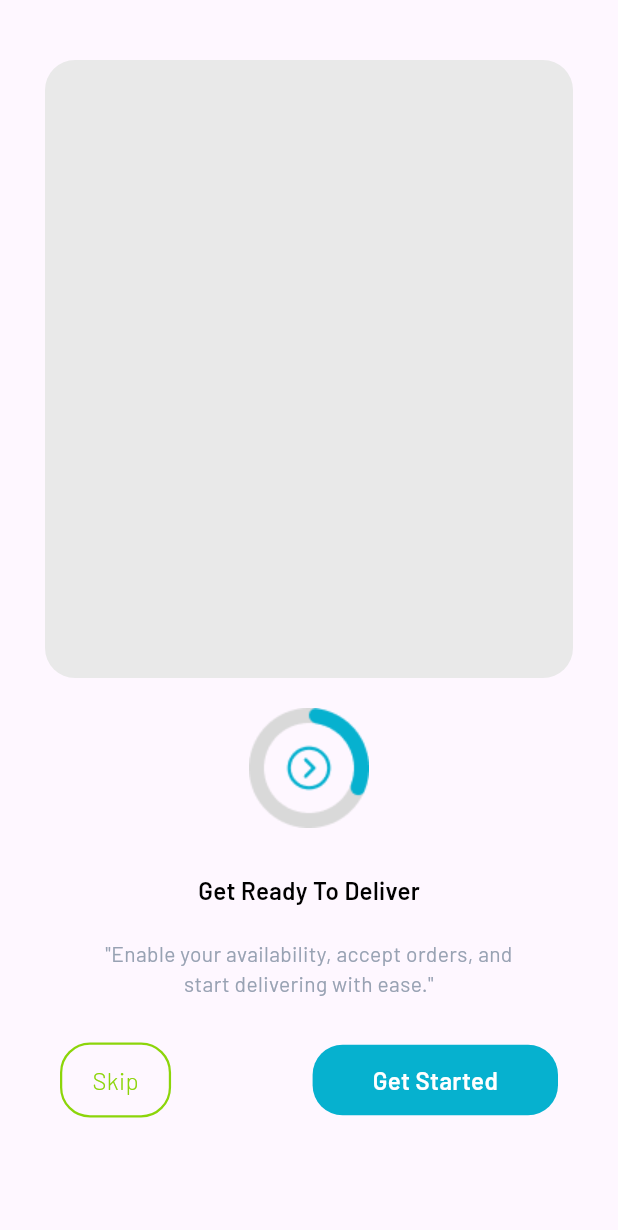
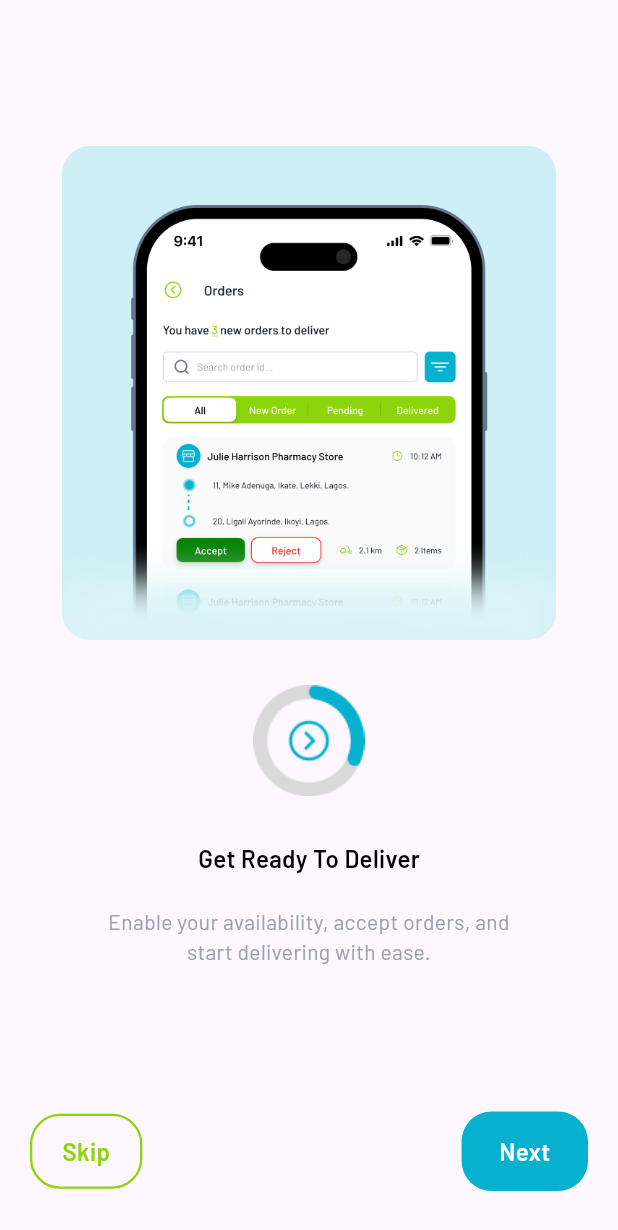
Before and after one commit to Pharmplug/rider, a Flutter app: the Onboarding screen opened by its route, on a phone screen of 412 x 824 dp. Shown: the top 1230 px of the screen. Run offline on Flutter 3.47's test engine with Material 3 defaults, Android fonts, the light colour scheme and no system bars; our stand-ins replace dotted_line, email_validator, fl_chart, flutter_dotenv, flutter_spinkit, flutter_switch and 3 more; accounts and stored records are empty; statements that could not run were skipped.

Commit message:
onboading updated

```diff
--- a/lib/constants/app_images.dart
+++ b/lib/constants/app_images.dart
@@ -1,3 +1,5 @@
+import 'package:pharmplug_rider/views/onboarding/onboading.dart';
+
 class AppImages {
   //ICONS
   static const gps = 'assets/icons/gps.png';
@@ -39,5 +41,8 @@ class AppImages {
   static const requestedAccess= 'assets/images/request_access.png';
   static const imageBox = 'assets/images/box.png';
   static const notepad = 'assets/images/notepad.png';
+  static const onboarding1 = 'assets/images/onboarding1.png';
+  static const onboarding2 = 'assets/images/onboarding2.png';
+  static const onboarding3 = 'assets/images/onboarding3.png';
 
 }
--- a/lib/main.dart
+++ b/lib/main.dart
@@ -57,7 +57,7 @@ class MyApp extends StatelessWidget {
               ),
             ),
             routes: AppRoutes.routes(),
-            home:Dashboard()
+            home:WelcomeScreen()
             // home: FutureBuilder(
             //   builder: (ctx, snapshot) {
             //     // Checking if future is resolved or not
--- a/lib/views/onboarding/onboading.dart
+++ b/lib/views/onboarding/onboading.dart
@@ -1,10 +1,7 @@
-// ignore_for_file: prefer_const_constructors
-
 import 'package:flutter/material.dart';
 import 'package:pharmplug_rider/constants/app_colors.dart';
 import 'package:pharmplug_rider/constants/app_font.dart';
 import 'package:pharmplug_rider/constants/app_images.dart';
-import 'package:pharmplug_rider/components/buttons.dart';
 import 'package:pharmplug_rider/constants/app_routes.dart';
 import 'package:pharmplug_rider/utils/local_storage.dart';
 
@@ -16,96 +13,160 @@ class Onboarding extends StatefulWidget {
 }
 
 class _OnboardingState extends State<Onboarding> {
+  final PageController _pageController = PageController();
+  int _currentPage = 0;
+
+  final List<Map<String, String>> _pages = [
+    {
+      "title": "Get Ready To Deliver",
+      "body": "Enable your availability, accept orders, and start delivering with ease.",
+      "image": AppImages.onboarding1,
+      "tracking": AppImages.onboadingSequence,
+
+    },
+    {
+      "title": "Track and Update Your Journey",
+      "body": "“Enable GPS tracking, keep customers informed, and navigate with confidence.”.",
+      "image": AppImages.onboarding2,
+      "tracking": AppImages.onboadingSequence2,
+
+    },
+    {
+      "title": "Complete Deliveries Effortlessly",
+      "body": "“Update your status, confirm deliveries, and prepare for your next order.”.",
+      "image": AppImages.onboarding3,
+      "tracking": AppImages.completeSequence,
+
+    },
+  ];
+
+  void _onPageChanged(int index) {
+    setState(() {
+      _currentPage = index;
+    });
+  }
+
+  void _navigateToLogin() {
+    Navigator.of(context).pushNamedAndRemoveUntil(
+      AppRoutes.loginScreen,
+      (route) => false,
+    );
+    saveOnce(1);
+  }
+
   @override
   Widget build(BuildContext context) {
-    final _getSize = MediaQuery.of(context).size;
+    final size = MediaQuery.of(context).size;
+
     return Scaffold(
       body: SafeArea(
-        child: Padding(
-          padding: const EdgeInsets.symmetric(vertical: 40.0, horizontal: 30),
         child: Column(
           children: [
-              Container(
-                  height: MediaQuery.of(context).size.height / 2,
-                  decoration: BoxDecoration(
-                    borderRadius: BorderRadius.circular(20),
-                    color: Pallete.onboardColor,
-                  )),
-              SizedBox(
-                height: 20,
+            Expanded(
+              child: PageView.builder(
+                controller: _pageController,
+                onPageChanged: _onPageChanged,
+                itemCount: _pages.length,
+                itemBuilder: (context, index) {
+                  final page = _pages[index];
+                  return Padding(
+                    padding: const EdgeInsets.symmetric(horizontal: 20),
+                    child: Column(
+                      mainAxisAlignment: MainAxisAlignment.center,
+                      children: [
+                        Image.asset(
+                          page["image"]!,
+                          height: size.height / 2.5,
                         ),
-              Image.asset(
-                AppImages.onboadingSequence,
+                        if (page["tracking"] != null)
+                        Padding(
+                          padding: const EdgeInsets.symmetric(vertical: 30.0),
+                          child: Image.asset(
+                            page["tracking"]!,
+                            width: size.width * 0.18,
                           ),
-              SizedBox(
-                height: 30,
                         ),
-              Text('Get Ready To Deliver',
+                        Text(
+                          page["title"]!,
                           style: AppFonts.text16Barlow.copyWith(
-                      color: Pallete.black, fontWeight: FontWeight.w600)),
-              SizedBox(
-                height: 20,
+                            color: Pallete.black,
+                            fontWeight: FontWeight.w600,
                           ),
+                        ),
+                        const SizedBox(height: 20),
                         Padding(
                           padding: const EdgeInsets.symmetric(horizontal: 40.0),
                           child: Text(
-                    '"Enable your availability, accept orders, and start delivering with ease."',
+                            page["body"]!,
                             textAlign: TextAlign.center,
-                    style: AppFonts.text14Barlow
-                        .copyWith(color: Pallete.hintText)),
-              ),
-              SizedBox(
-                height: 30,
-              ),
-              Padding(
-                padding: const EdgeInsets.symmetric(horizontal: 10.0),
-                child: Row(
-                  mainAxisAlignment: MainAxisAlignment.spaceBetween,
-                  children: [
-                    GestureDetector(
-                      onTap: (){Navigator.of(context).pushNamedAndRemoveUntil(
-                          AppRoutes.onboarding2, (route) => false);
-                            saveOnce(1);
-                            },
-                      child: Container(
-                        padding: const EdgeInsets.symmetric(
-                            vertical: 12, horizontal: 20),
-                        decoration: BoxDecoration(
-                            border: Border.all(color: Pallete.secondaryColor, width: 1.5),
-                            borderRadius: BorderRadius.all(Radius.circular(20))
-                            ),
-                        child: Text(
-                          'Skip',
-                          style: AppFonts.text16Barlow
-                              .copyWith(color: Pallete.secondaryColor),
-                        ),
-                      ),
-                    ),
-                     GestureDetector(
-                      onTap: (){
-                        Navigator.of(context).pushNamedAndRemoveUntil(
-                          AppRoutes.loginScreen, (route) => false);
-                            saveOnce(1);
-                      },
-                      child: Container(
-                        padding: const EdgeInsets.symmetric(
-                            vertical: 12, horizontal: 40),
-                        decoration: BoxDecoration(
-                            borderRadius: BorderRadius.all(Radius.circular(20)),
-                            color: Pallete.primaryColor),
-                        child: Text(
-                          'Get Started',
-                          style: AppFonts.text16Barlow.copyWith(
-                              color: Pallete.whiteColor,
-                              fontWeight: FontWeight.w600),
+                            style: AppFonts.text14Barlow.copyWith(
+                              color: Pallete.hintText,fontWeight: FontWeight.w400,
                             ),
                           ),
                         ),
                       ],
                     ),
-              )
+                  );
+                },
+              ),
+            ),
+            Padding(
+              padding: const EdgeInsets.symmetric(horizontal: 20),
+              child: Row(
+                mainAxisAlignment: MainAxisAlignment.spaceBetween,
+                children: [
+                  GestureDetector(
+                    onTap: _navigateToLogin,
+                    child: Container(
+                      padding: const EdgeInsets.symmetric(
+                          vertical: 12, horizontal: 20),
+                      decoration: BoxDecoration(
+                        border: Border.all(
+                          color: Pallete.secondaryColor,
+                          width: 1.5,
+                        ),
+                        borderRadius: BorderRadius.circular(20),
+                      ),
+                      child: Text(
+                        "Skip",
+                        style: AppFonts.text16Barlow.copyWith(
+                          color: Pallete.secondaryColor,fontWeight: FontWeight.w600,
+                        ),
+                      ),
+                    ),
+                  ),
+                  GestureDetector(
+                    onTap: () {
+                      if (_currentPage == _pages.length - 1) {
+                        _navigateToLogin();
+                      } else {
+                        _pageController.nextPage(
+                          duration: const Duration(milliseconds: 300),
+                          curve: Curves.easeInOut,
+                        );
+                      }
+                    },
+                    child: Container(
+                      padding: const EdgeInsets.symmetric(
+                          vertical: 15, horizontal: 25),
+                      decoration: BoxDecoration(
+                        color: Pallete.primaryColor,
+                        borderRadius: BorderRadius.circular(20),
+                      ),
+                      child: Text(
+                        _currentPage == _pages.length - 1 ? "Get Started" : "Next",
+                        style: AppFonts.text16Barlow.copyWith(
+                          color: Pallete.whiteColor,
+                          fontWeight: FontWeight.w600,
+                        ),
+                      ),
+                    ),
+                  ),
                 ],
               ),
+            ),
+            const SizedBox(height: 30),
+          ],
         ),
       ),
     );
```
Also changed, not shown: lib/views/onboarding/onboarding2.dart (deleted, +0 -113 lines), lib/views/onboarding/onboarding3.dart (deleted, +0 -97 lines), assets/images/onboarding1.png (added), assets/images/onboarding2.png (added), assets/images/onboarding3.png (added). Lines whose indentation alone changed are shown as unchanged.
